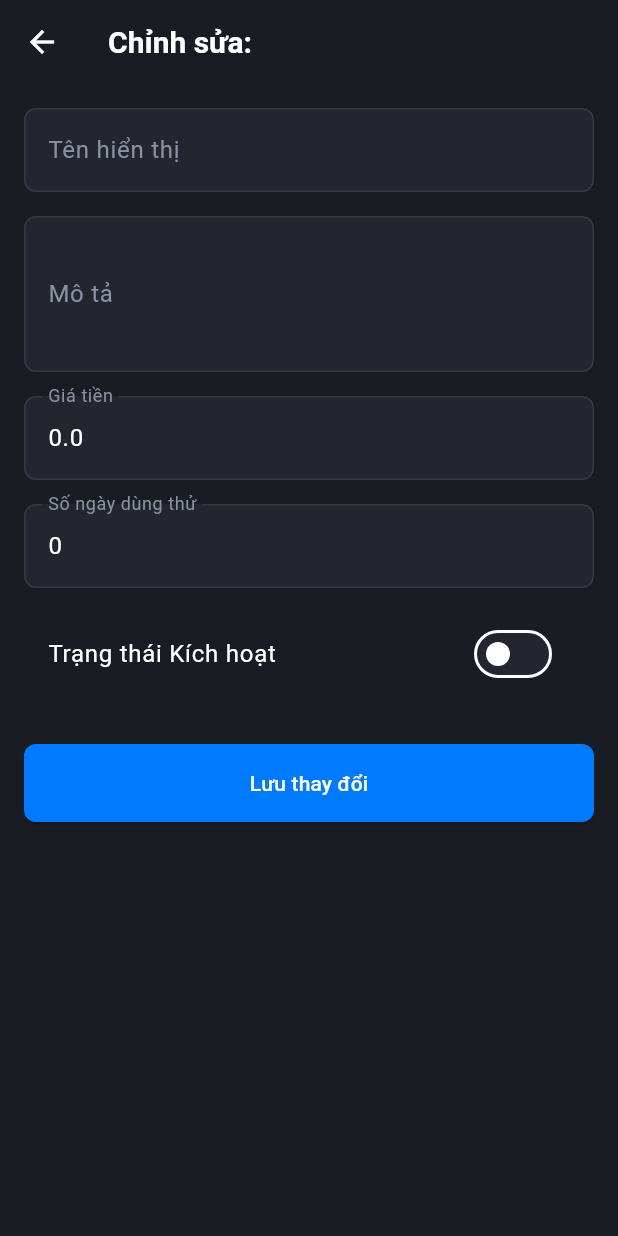
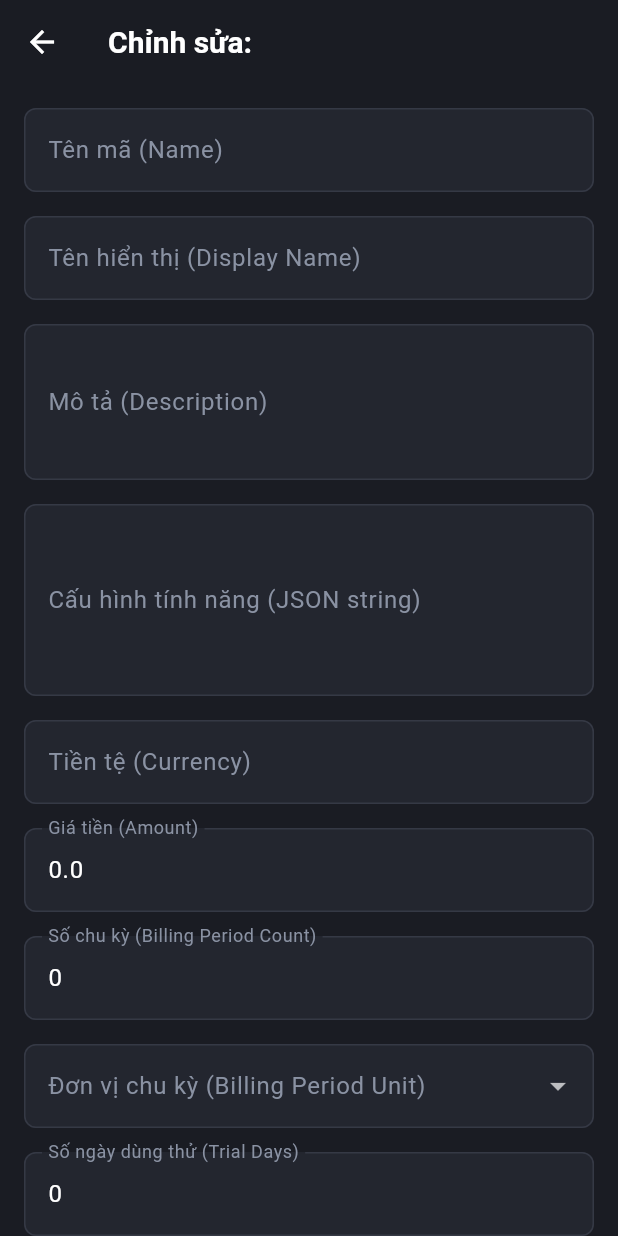
Before and after one commit to antt122/PRM-Frontend, a Flutter app: the UpdateSubscriptionPlanScreen screen opened directly with empty values, on a phone screen of 412 x 824 dp. Run offline on Flutter 3.47's test engine with Material 3 defaults, Android fonts, the phone set to English and light mode, and no system bars; our stand-ins replace audioplayers, flutter_dotenv, flutter_riverpod, shared_preferences, timeago; accounts and stored records are empty.

Commit message:
fix create subscription plan and update
fix

```diff
--- a/prm2/lib/screens/SubscriptionPlanManagementScreen.dart
+++ b/prm2/lib/screens/SubscriptionPlanManagementScreen.dart
@@ -109,7 +109,8 @@ class _SubscriptionPlanManagementScreenState extends State<SubscriptionPlanManag
               // thì tải lại danh sách
               if (result == true) {
                 _fetchPlans();
-              }            },
+              }
+              },
           ),
         ],
       ),
--- a/prm2/lib/screens/UpdatePlanScreen.dart
+++ b/prm2/lib/screens/UpdatePlanScreen.dart
@@ -1,8 +1,8 @@
 import 'package:flutter/material.dart';
 import 'package:flutter/services.dart';
-import '../models/SubscriptionPlan.dart';
-import '../models/UpdatePlanRequest.dart';
-import '../services/api_service.dart';
+import '../models/SubscriptionPlan.dart'; // Giả sử model này tồn tại
+import '../models/UpdatePlanRequest.dart'; // Model bạn đã cung cấp
+import '../services/api_service.dart'; // Giả sử service này tồn tại
 
 class UpdateSubscriptionPlanScreen extends StatefulWidget {
   final SubscriptionPlan initialPlan;
@@ -18,42 +18,86 @@ class _UpdateSubscriptionPlanScreenState extends State<UpdateSubscriptionPlanScr
   final _apiService = ApiService();
   bool _isLoading = false;
 
-  // Controllers và state variables
+  // Controllers cho TẤT CẢ các trường
   late TextEditingController _nameController;
   late TextEditingController _displayNameController;
   late TextEditingController _descriptionController;
+  late TextEditingController _featureConfigController;
+  late TextEditingController _currencyController;
+  late TextEditingController _billingPeriodCountController;
   late TextEditingController _amountController;
   late TextEditingController _trialDaysController;
+  late TextEditingController _statusController;
+
+  // State cho trường Dropdown (billingPeriodUnit)
   late int _selectedBillingUnit;
-  late bool _isActive;
 
   @override
   void initState() {
     super.initState();
-    // Khởi tạo giá trị cho form từ Gói Plan được truyền vào
+    // Khởi tạo tất cả controllers từ initialPlan
     _nameController = TextEditingController(text: widget.initialPlan.name);
     _displayNameController = TextEditingController(text: widget.initialPlan.displayName);
     _descriptionController = TextEditingController(text: widget.initialPlan.description);
+
+    // Giả sử initialPlan có các trường này, nếu không có, bạn cần thêm ?? ''
+    _featureConfigController = TextEditingController(text: widget.initialPlan.featureConfig ?? '');
+    _currencyController = TextEditingController(text: widget.initialPlan.currency ?? 'VND');
+
+    // Chuyển đổi số sang String cho Controllers
+    _billingPeriodCountController = TextEditingController(text: widget.initialPlan.billingPeriodCount.toString());
     _amountController = TextEditingController(text: widget.initialPlan.amount.toString());
     _trialDaysController = TextEditingController(text: widget.initialPlan.trialDays?.toString() ?? '0');
+
+    // --- SỬA LỖI TẠI ĐÂY ---
+    // 'widget.initialPlan' không có 'status', nó có 'isActive' (kiểu bool)
+    // Chuyển đổi 'isActive' (bool) sang 'status' (dưới dạng String)
+    // (Giả sử 1 = Active, 0 = Inactive)
+    String initialStatusString = widget.initialPlan.isActive ? '1' : '0';
+    _statusController = TextEditingController(text: initialStatusString);
+    // -----------------------
+
+    // Khởi tạo giá trị Dropdown
     _selectedBillingUnit = widget.initialPlan.billingPeriodUnit;
-    _isActive = widget.initialPlan.isActive;
   }
 
-  // ... (dispose controllers)
+  @override
+  void dispose() {
+    // Dispose tất cả controllers
+    _nameController.dispose();
+    _displayNameController.dispose();
+    _descriptionController.dispose();
+    _featureConfigController.dispose();
+    _currencyController.dispose();
+    _billingPeriodCountController.dispose();
+    _amountController.dispose();
+    _trialDaysController.dispose();
+    _statusController.dispose();
+    super.dispose();
+  }
 
   Future<void> _handleSubmit() async {
     if (!_formKey.currentState!.validate()) return;
     setState(() { _isLoading = true; });
 
+    // Tạo request object, parse các giá trị từ String sang kiểu dữ liệu đúng
     final request = UpdatePlanRequest(
+      name: _nameController.text.trim(),
       displayName: _displayNameController.text.trim(),
       description: _descriptionController.text.trim(),
-      amount: double.tryParse(_amountController.text),
-      trialDays: int.tryParse(_trialDaysController.text),
+      featureConfig: _featureConfigController.text.trim(),
+      currency: _currencyController.text.trim(),
+
+      // Chuyển từ Text sang int?
+      billingPeriodCount: int.tryParse(_billingPeriodCountController.text.trim()),
+      // Lấy từ state
       billingPeriodUnit: _selectedBillingUnit,
-      status: _isActive ? 1 : 2, // 1: Active, 2: Inactive
-      // Thêm các trường khác nếu bạn cho phép chỉnh sửa
+      // Chuyển từ Text sang double?
+      amount: double.tryParse(_amountController.text.trim()),
+      // Chuyển từ Text sang int?
+      trialDays: int.tryParse(_trialDaysController.text.trim()),
+      // Chuyển từ Text sang int?
+      status: int.tryParse(_statusController.text.trim()),
     );
 
     final result = await _apiService.updateSubscriptionPlan(widget.initialPlan.id, request);
@@ -63,7 +107,7 @@ class _UpdateSubscriptionPlanScreenState extends State<UpdateSubscriptionPlanScr
         ScaffoldMessenger.of(context).showSnackBar(const SnackBar(content: Text('Cập nhật thành công!'), backgroundColor: Colors.green));
         Navigator.pop(context, true); // Trả về true để refresh
       } else {
-        ScaffoldMessenger.of(context).showSnackBar(SnackBar(content: Text('Lỗi: ${result.message}'), backgroundColor: Colors.red));
+        ScaffoldMessenger.of(context).showSnackBar(SnackBar(content: Text('Lỗi: ${result.message ?? "Không rõ"}'), backgroundColor: Colors.red));
       }
     }
     setState(() { _isLoading = false; });
@@ -80,43 +124,111 @@ class _UpdateSubscriptionPlanScreenState extends State<UpdateSubscriptionPlanScr
         child: ListView(
           padding: const EdgeInsets.all(16.0),
           children: [
+            // --- name (String) ---
+            TextFormField(
+              controller: _nameController,
+              decoration: const InputDecoration(labelText: 'Tên mã (Name)'),
+              validator: (v) => (v == null || v.isEmpty) ? 'Không được để trống' : null,
+            ),
+            const SizedBox(height: 16),
+
+            // --- displayName (String) ---
             TextFormField(
               controller: _displayNameController,
-              decoration: const InputDecoration(labelText: 'Tên hiển thị'),
-              validator: (v) => v!.isEmpty ? 'Không được để trống' : null,
+              decoration: const InputDecoration(labelText: 'Tên hiển thị (Display Name)'),
+              validator: (v) => (v == null || v.isEmpty) ? 'Không được để trống' : null,
             ),
             const SizedBox(height: 16),
+
+            // --- description (String) ---
             TextFormField(
               controller: _descriptionController,
-              decoration: const InputDecoration(labelText: 'Mô tả'),
+              decoration: const InputDecoration(labelText: 'Mô tả (Description)'),
               maxLines: 3,
-              validator: (v) => v!.isEmpty ? 'Không được để trống' : null,
+              validator: (v) => (v == null || v.isEmpty) ? 'Không được để trống' : null,
             ),
             const SizedBox(height: 16),
+
+            // --- featureConfig (String) ---
+            TextFormField(
+              controller: _featureConfigController,
+              decoration: const InputDecoration(labelText: 'Cấu hình tính năng (JSON string)'),
+              maxLines: 4,
+            ),
+            const SizedBox(height: 16),
+
+            // --- currency (String) ---
+            TextFormField(
+              controller: _currencyController,
+              decoration: const InputDecoration(labelText: 'Tiền tệ (Currency)'),
+              validator: (v) => (v == null || v.isEmpty) ? 'Không được để trống' : null,
+            ),
+            const SizedBox(height: 16),
+
+            // --- amount (double) ---
             TextFormField(
               controller: _amountController,
-              decoration: const InputDecoration(labelText: 'Giá tiền'),
-              keyboardType: TextInputType.number,
-              validator: (v) => v!.isEmpty ? 'Không được để trống' : null,
+              decoration: const InputDecoration(labelText: 'Giá tiền (Amount)'),
+              keyboardType: const TextInputType.numberWithOptions(decimal: true),
+              inputFormatters: [FilteringTextInputFormatter.allow(RegExp(r'^\d+\.?\d{0,2}'))],
+              validator: (v) => (v == null || v.isEmpty) ? 'Không được để trống' : null,
             ),
             const SizedBox(height: 16),
+
+            // --- billingPeriodCount (int) ---
+            TextFormField(
+              controller: _billingPeriodCountController,
+              decoration: const InputDecoration(labelText: 'Số chu kỳ (Billing Period Count)'),
+              keyboardType: TextInputType.number,
+              inputFormatters: [FilteringTextInputFormatter.digitsOnly],
+              validator: (v) => (v == null || v.isEmpty) ? 'Không được để trống' : null,
+            ),
+            const SizedBox(height: 16),
+
+            // --- billingPeriodUnit (int) ---
+            DropdownButtonFormField<int>(
+              value: _selectedBillingUnit,
+              decoration: const InputDecoration(labelText: 'Đơn vị chu kỳ (Billing Period Unit)'),
+              items: const [
+                DropdownMenuItem(value: 1, child: Text('1: Tháng (Month)')),
+                DropdownMenuItem(value: 2, child: Text('2: Năm (Year)')),
+              ],
+              onChanged: (value) => setState(() => _selectedBillingUnit = value ?? 1),
+            ),
+            const SizedBox(height: 16),
+
+            // --- trialDays (int) ---
             TextFormField(
               controller: _trialDaysController,
-              decoration: const InputDecoration(labelText: 'Số ngày dùng thử'),
+              decoration: const InputDecoration(labelText: 'Số ngày dùng thử (Trial Days)'),
               keyboardType: TextInputType.number,
               inputFormatters: [FilteringTextInputFormatter.digitsOnly],
-              validator: (v) => v!.isEmpty ? 'Không được để trống' : null,
+              validator: (v) => (v == null || v.isEmpty) ? 'Không được để trống' : null,
             ),
             const SizedBox(height: 16),
-            SwitchListTile(
-              title: const Text('Trạng thái Kích hoạt'),
-              value: _isActive,
-              onChanged: (value) => setState(() => _isActive = value),
+
+            // --- status (int) ---
+            TextFormField(
+              controller: _statusController,
+              decoration: const InputDecoration(
+                  labelText: 'Trạng thái (Status)',
+                  hintText: '0=Inactive, 1=Active, 3=Pending...'
+              ),
+              keyboardType: TextInputType.number,
+              inputFormatters: [FilteringTextInputFormatter.digitsOnly],
+              validator: (v) => (v == null || v.isEmpty) ? 'Không được để trống' : null,
             ),
             const SizedBox(height: 32),
+
+            // --- Submit Button ---
             ElevatedButton(
               onPressed: _isLoading ? null : _handleSubmit,
-              child: _isLoading ? const CircularProgressIndicator() : const Text('Lưu thay đổi'),
+              style: ElevatedButton.styleFrom(
+                  padding: const EdgeInsets.symmetric(vertical: 16)
+              ),
+              child: _isLoading
+                  ? const SizedBox(width: 24, height: 24, child: CircularProgressIndicator(color: Colors.white))
+                  : const Text('Lưu thay đổi'),
             )
           ],
         ),
--- a/prm2/lib/services/api_service.dart
+++ b/prm2/lib/services/api_service.dart
@@ -382,7 +382,6 @@ class ApiService {
     }
   }
 
-
   Future<ApiResult<dynamic>> approveApplication({required String applicationId, String? notes}) async {
     final uri = Uri.parse('$_creatorApplicationsUrl/$applicationId/approve');
     final body = jsonEncode({'applicationId': applicationId, 'notes': notes});
@@ -414,6 +413,7 @@ class ApiService {
       return ApiResult(isSuccess: false, message: e.toString());
     }
   }
+
   Future<ApiResult<PaginatedResult<Subscription>>> getSubscriptions(
       SubscriptionFilters filters,
       ) async {
@@ -589,7 +589,7 @@ class ApiService {
 
       final jsonResponse = json.decode(response.body);
 
-      if (response.statusCode == 201 && jsonResponse['isSuccess'] == true) {
+      if (response.statusCode == 200 && jsonResponse['isSuccess'] == true) {
         return ApiResult.fromJson(
           jsonResponse,
               (data) => SubscriptionPlan.fromJson(data as Map<String, dynamic>),
```
